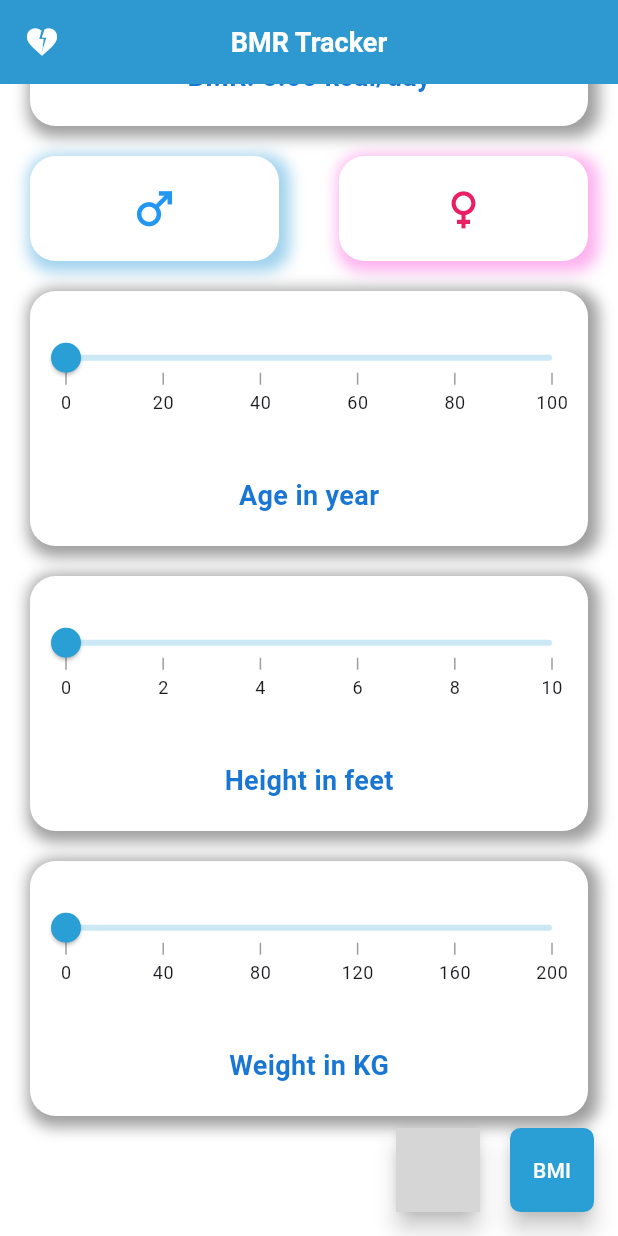
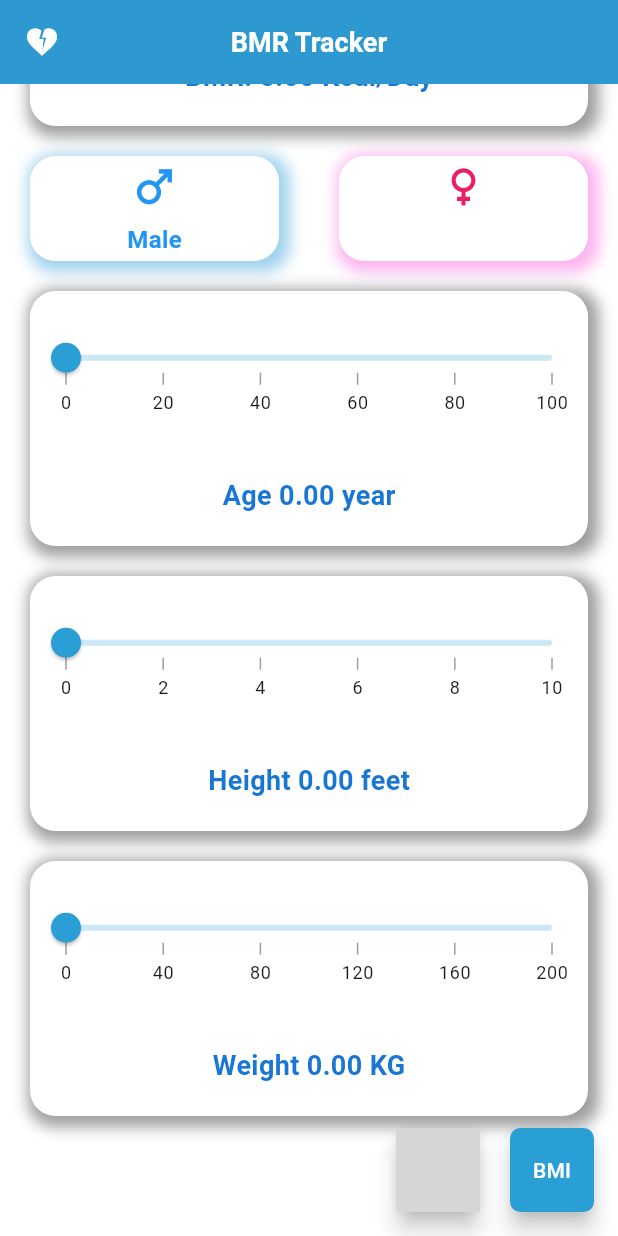
Before and after one commit to m-mhe/health_tracker, a Flutter app: the BmrScreen screen opened directly, scrolled down 262 dp, after a tap on the "male" icon, on a phone screen of 412 x 824 dp. Run offline on Flutter 3.47's test engine with Material 3 defaults, Android fonts, the phone set to English and light mode, and no system bars; drawn by our look-alikes of syncfusion_flutter_sliders; our stand-ins replace lottie, syncfusion_flutter_gauges; grey boxes are pictures that could not be loaded.

Commit message:
UI enhancement

```diff
--- a/lib/screens/bmr_screen.dart
+++ b/lib/screens/bmr_screen.dart
@@ -18,13 +18,19 @@ class _BmrScreenState extends State<BmrScreen> {
   double _weightValue = 0;
   bool _male = false;
   bool _female = false;
+  String _maleText = '';
+  String _femaleText = '';
 
   void _result() {
     double height = _heightValue * 30.48;
     if (_male == true) {
       _bMR = (10 * _weightValue) + (6.25 * height) - (5 * _ageValue) + 5;
+      _maleText = 'Male';
+      _femaleText = '';
     } else if (_female == true) {
       _bMR = (10 * _weightValue) + (6.25 * height) - (5 * _ageValue) - 161;
+      _femaleText = "Female";
+      _maleText = '';
     }
   }
 
@@ -68,7 +74,7 @@ class _BmrScreenState extends State<BmrScreen> {
                       Padding(
                         padding: const EdgeInsets.only(bottom: 20),
                         child: Text(
-                          'BMR: ${_bMR.toStringAsFixed(2)} kcal/day',
+                          'BMR: ${_bMR.toStringAsFixed(2)} Kcal/Day',
                           style: TextStyle(
                             fontWeight: FontWeight.w600,
                             fontSize: 18,
@@ -105,10 +111,23 @@ class _BmrScreenState extends State<BmrScreen> {
                                 blurRadius: 8,
                                 offset: Offset(3, 3))
                           ]),
-                      child: const Icon(
+                      child: Column(
+                        mainAxisAlignment: MainAxisAlignment.spaceAround,
+                        children: [
+                          const Icon(
                             Icons.male,
                             size: 35,
                             color: Colors.blue,
+                          ),
+                          Text(
+                            _maleText,
+                            style: const TextStyle(
+                              fontWeight: FontWeight.w600,
+                              fontSize: 16,
+                              color: Colors.blue,
+                            ),
+                          )
+                        ],
                       ),
                     ),
                   ),
@@ -134,10 +153,23 @@ class _BmrScreenState extends State<BmrScreen> {
                                 blurRadius: 8,
                                 offset: Offset(3, 3))
                           ]),
-                      child: const Icon(
+                      child: Column(
+                        mainAxisAlignment: MainAxisAlignment.spaceAround,
+                        children: [
+                          const Icon(
                             Icons.female,
                             size: 35,
                             color: Colors.pink,
+                          ),
+                          Text(
+                            _femaleText,
+                            style: const TextStyle(
+                              fontWeight: FontWeight.w600,
+                              fontSize: 18,
+                              color: Colors.pink,
+                            ),
+                          )
+                        ],
                       ),
                     ),
                   ),
@@ -183,7 +215,7 @@ class _BmrScreenState extends State<BmrScreen> {
                       Padding(
                         padding: const EdgeInsets.only(bottom: 0),
                         child: Text(
-                          'Age in year',
+                          'Age ${_ageValue.toStringAsFixed(2)} year',
                           style: TextStyle(
                             fontWeight: FontWeight.w600,
                             fontSize: 18,
@@ -235,7 +267,7 @@ class _BmrScreenState extends State<BmrScreen> {
                       Padding(
                         padding: const EdgeInsets.only(bottom: 0),
                         child: Text(
-                          'Height in feet',
+                          'Height ${_heightValue.toStringAsFixed(2)} feet',
                           style: TextStyle(
                             fontWeight: FontWeight.w600,
                             fontSize: 18,
@@ -287,7 +319,7 @@ class _BmrScreenState extends State<BmrScreen> {
                       Padding(
                         padding: const EdgeInsets.only(bottom: 0),
                         child: Text(
-                          'Weight in KG',
+                          'Weight ${_weightValue.toStringAsFixed(2)} KG',
                           style: TextStyle(
                             fontWeight: FontWeight.w600,
                             fontSize: 18,
```
Lines whose indentation alone changed are shown as unchanged.
